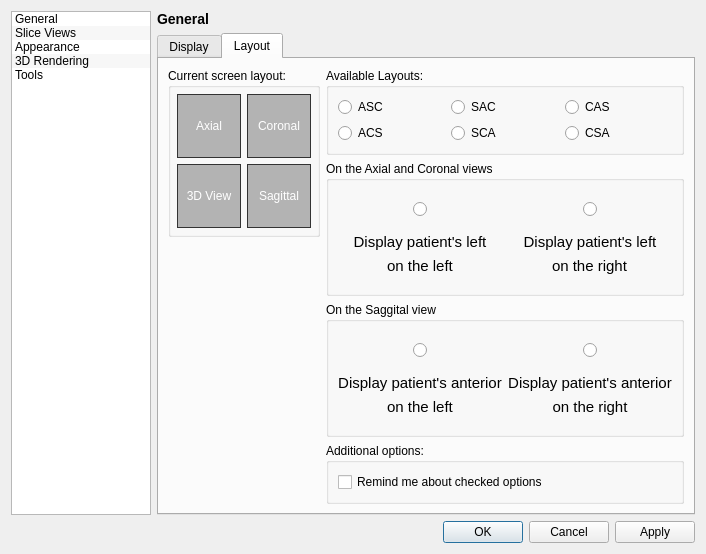
The window that GUI/Qt/Windows/PreferencesDialog.ui (pyushkevich/itksnap) describes before a commit, drawn with Qt 5.
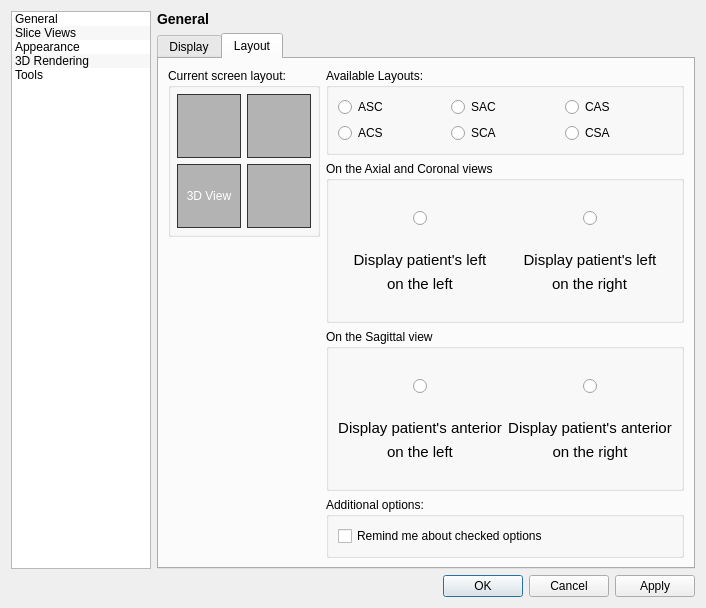
The same window after the commit. Icons and pictures are not drawn. Custom widgets are drawn as their Qt base class.

Commit message: czi-101: slice layout view controlling logic

Diff of the .ui file:
```diff
--- a/GUI/Qt/Windows/PreferencesDialog.ui
+++ b/GUI/Qt/Windows/PreferencesDialog.ui
@@ -6,8 +6,8 @@
    <rect>
     <x>0</x>
     <y>0</y>
-    <width>689</width>
-    <height>554</height>
+    <width>692</width>
+    <height>608</height>
    </rect>
   </property>
   <property name="windowTitle">
@@ -399,7 +399,13 @@
 color:white;</string>
                    </property>
                    <property name="text">
-                    <string>Axial</string>
+                    <string/>
+                   </property>
+                   <property name="pixmap">
+                    <pixmap resource="../Resources/SNAPResources.qrc">:/root/layout_axial_rl.png</pixmap>
+                   </property>
+                   <property name="scaledContents">
+                    <bool>true</bool>
                    </property>
                    <property name="alignment">
                     <set>Qt::AlignCenter</set>
@@ -431,7 +437,13 @@
 color:white;</string>
                    </property>
                    <property name="text">
-                    <string>Coronal</string>
+                    <string/>
+                   </property>
+                   <property name="pixmap">
+                    <pixmap resource="../Resources/SNAPResources.qrc">:/root/layout_sagittal_ap.png</pixmap>
+                   </property>
+                   <property name="scaledContents">
+                    <bool>true</bool>
                    </property>
                    <property name="alignment">
                     <set>Qt::AlignCenter</set>
@@ -495,7 +507,13 @@
 color:white;</string>
                    </property>
                    <property name="text">
-                    <string>Sagittal</string>
+                    <string/>
+                   </property>
+                   <property name="pixmap">
+                    <pixmap resource="../Resources/SNAPResources.qrc">:/root/layout_coronal_rl.png</pixmap>
+                   </property>
+                   <property name="scaledContents">
+                    <bool>true</bool>
                    </property>
                    <property name="alignment">
                     <set>Qt::AlignCenter</set>
@@ -735,7 +753,7 @@
               <item>
                <widget class="QGroupBox" name="grp_saggital_option">
                 <property name="title">
-                 <string>On the Saggital view</string>
+                 <string>On the Sagittal view</string>
                 </property>
                 <layout class="QGridLayout" name="gridLayout_6">
                  <item row="0" column="0" alignment="Qt::AlignHCenter|Qt::AlignBottom">
```
Left out of the diff: 18 changed lines with no effect on the pictures. The commit also changes 11 other files.
